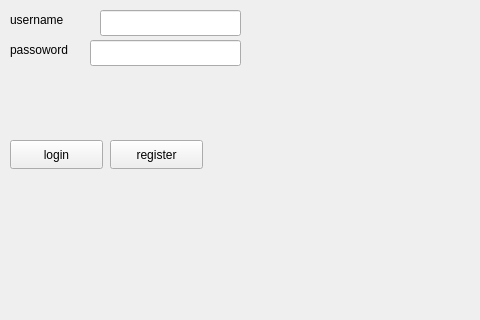
JOEElmenshawy/PairLAB, file PairLAB/loginwindow.ui: the form before one commit; both pictures show x 0 to 480 and y 0 to 320 of the 800 by 600 pixel window.
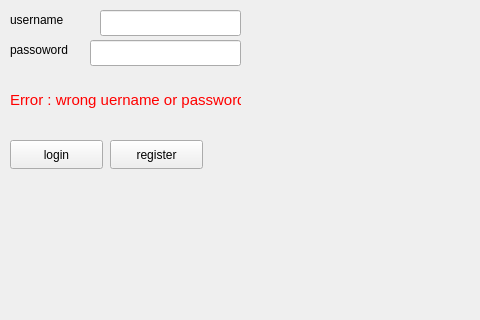
The form after the commit.

What changed in the file:
```diff
--- a/PairLAB/loginwindow.ui
+++ b/PairLAB/loginwindow.ui
@@ -99,7 +99,7 @@
      </rect>
     </property>
     <property name="text">
-     <string>&lt;html&gt;&lt;head/&gt;&lt;body&gt;&lt;p&gt;&lt;br/&gt;&lt;/p&gt;&lt;/body&gt;&lt;/html&gt;</string>
+     <string>&lt;html&gt;&lt;head/&gt;&lt;body&gt;&lt;p&gt;&lt;span style=&quot; font-size:11pt; color:#ff0000;&quot;&gt;Error : wrong uername or password &lt;/span&gt;&lt;/p&gt;&lt;/body&gt;&lt;/html&gt;</string>
     </property>
    </widget>
   </widget>
```
Left out of the diff: 2 changed lines with no effect on the pictures.
